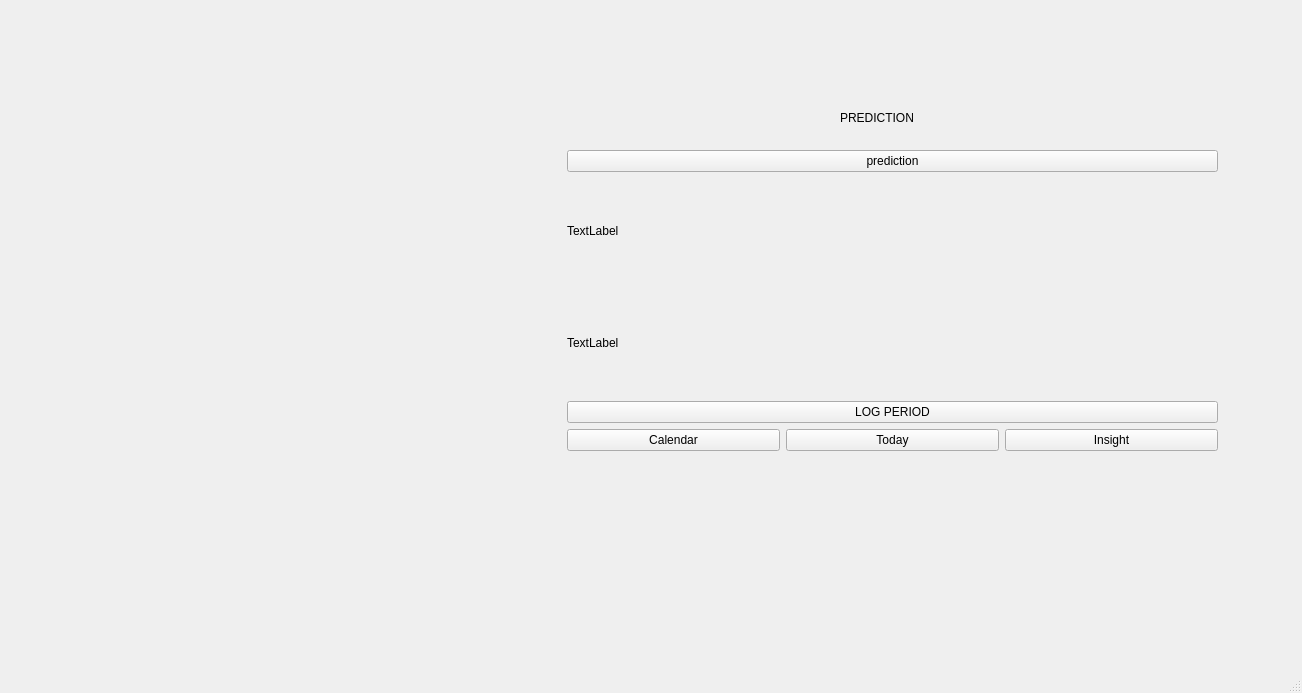
Qt form login.ui (shreyakhatiwada/laali) before a commit.
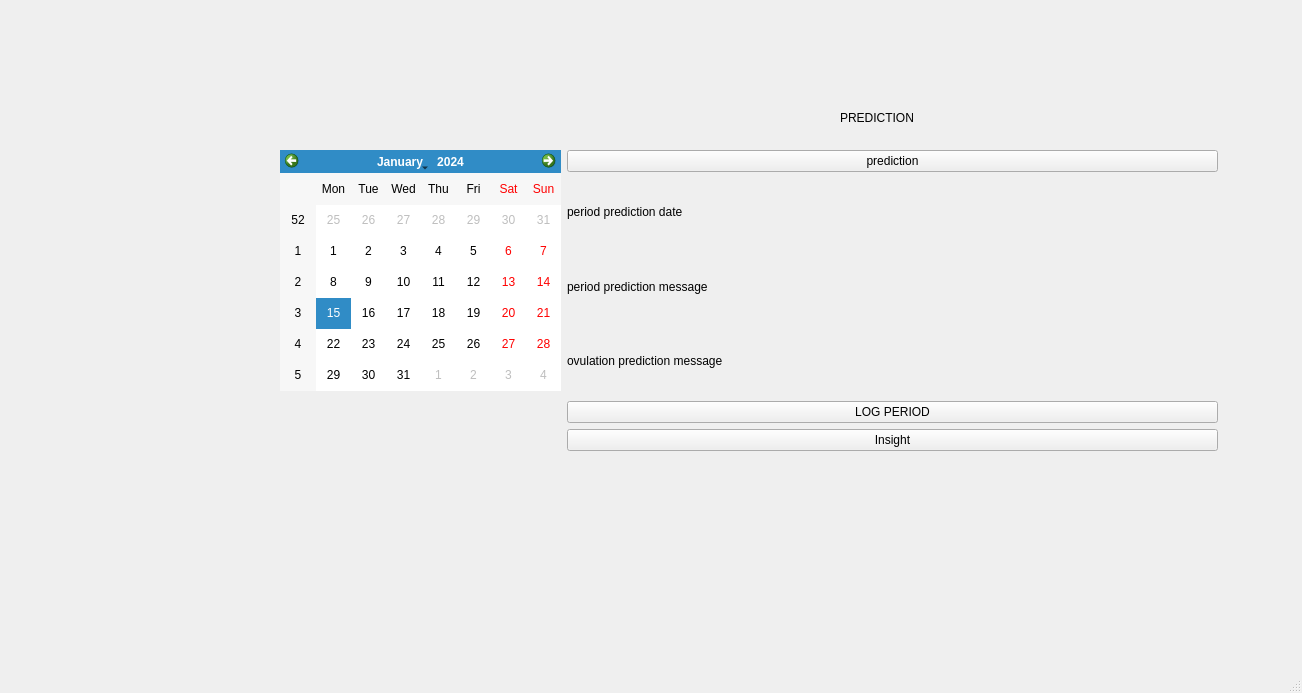
The same form after that commit. The open tabs and pages were chosen to show the change.

```diff
--- a/login.ui
+++ b/login.ui
@@ -238,14 +238,21 @@
        <item>
         <widget class="QLabel" name="prediction">
          <property name="text">
-          <string>TextLabel</string>
+          <string>period prediction date</string>
          </property>
         </widget>
        </item>
        <item>
         <widget class="QLabel" name="predictionMessage">
          <property name="text">
-          <string>TextLabel</string>
+          <string>period prediction message</string>
+         </property>
+        </widget>
+       </item>
+       <item>
+        <widget class="QLabel" name="ovulationmessage">
+         <property name="text">
+          <string>ovulation prediction message</string>
          </property>
         </widget>
        </item>
@@ -259,21 +266,7 @@
        <item>
         <layout class="QHBoxLayout" name="horizontalLayout_7">
          <item>
-          <widget class="QPushButton" name="pushButton_3">
-           <property name="text">
-            <string>Calendar</string>
-           </property>
-          </widget>
-         </item>
-         <item>
-          <widget class="QPushButton" name="pushButton_4">
-           <property name="text">
-            <string>Today</string>
-           </property>
-          </widget>
-         </item>
-         <item>
-          <widget class="QPushButton" name="pushButton_5">
+          <widget class="QPushButton" name="insightbut">
            <property name="text">
             <string>Insight</string>
            </property>
@@ -299,6 +292,16 @@
        <string>PREDICTION</string>
       </property>
      </widget>
+     <widget class="QCalendarWidget" name="calendarWidget_2">
+      <property name="geometry">
+       <rect>
+        <x>50</x>
+        <y>250</y>
+        <width>281</width>
+        <height>241</height>
+       </rect>
+      </property>
+     </widget>
     </widget>
     <widget class="QWidget" name="logperiodpage">
      <widget class="QWidget" name="layoutWidget">
```
Left out of the diff: 8 changed lines with no effect on the pictures.
